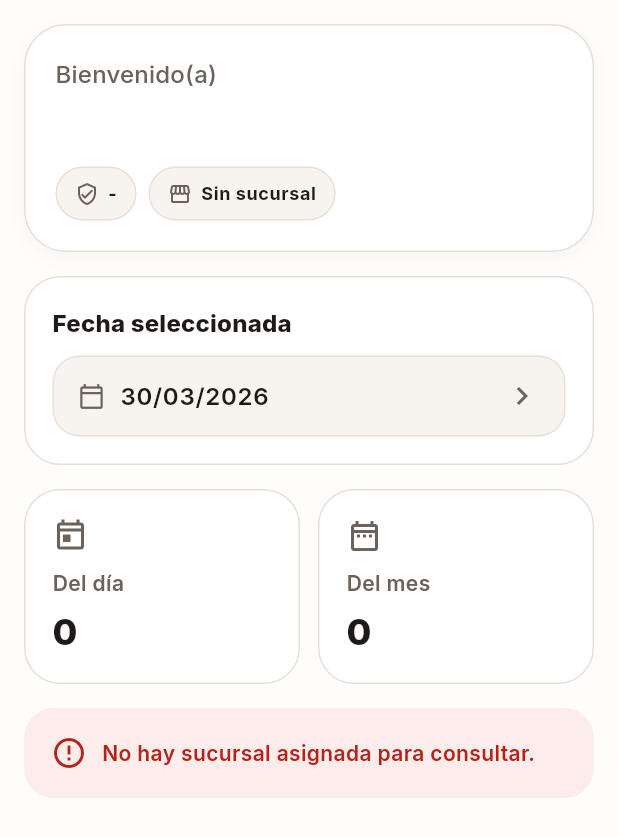
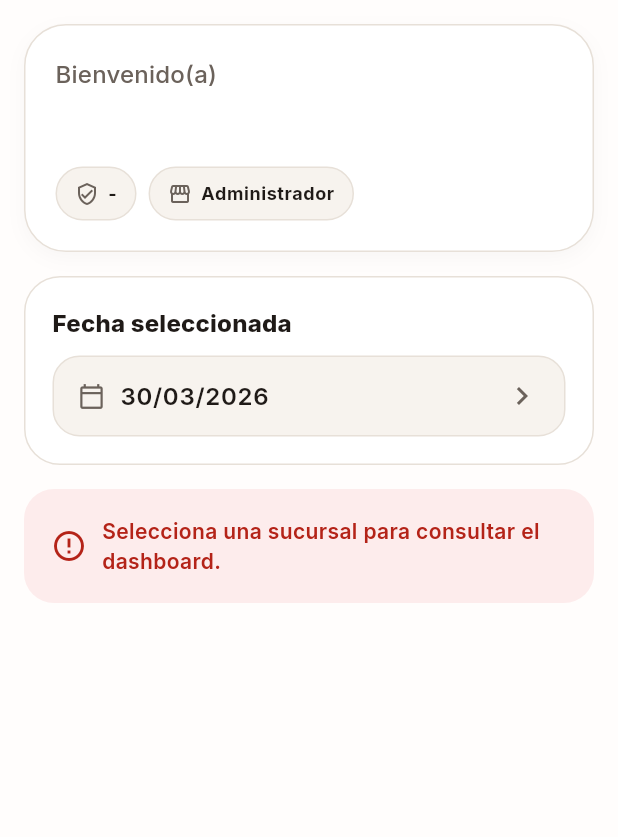
Before and after one commit to DevCraftersEnterprise/focacha-reservations-app, a Flutter app: the DashboardPage screen opened directly, on a phone screen of 412 x 824 dp. Shown: the top 837 px of the screen. Run offline on Flutter 3.47's test engine with Material 3 defaults, Android fonts, the phone set to English and light mode, and no system bars; our stand-ins replace dio, flutter_riverpod, flutter_secure_storage, go_router, google_fonts; accounts and stored records are empty; network calls fail.

Commit message:
Refactor DashboardPage and providers; add branch selection for admin users, enhance state management, and improve loading/error handling

```diff
--- a/lib/features/dashboard/presentation/pages/dashboard_page.dart
+++ b/lib/features/dashboard/presentation/pages/dashboard_page.dart
@@ -13,8 +13,11 @@
   Widget build(BuildContext context, WidgetRef ref) {
     final session = ref.watch(authProvider).value;
     final user = session?.user;
+    final isAdmin = session?.isAdmin == true;
+    final selectedDate = ref.watch(dashboardSelectedDateProvider);
+    final selectedBranchId = ref.watch(dashboardSelectedBranchIdProvider);
 
-    final selectedDate = ref.watch(dashboardSelectedDateProvider);
+    final branchesState = ref.watch(dashboardBranchesProvider);
     final summaryState = ref.watch(dashboardSummaryProvider);
     final detailState = ref.watch(dashboardDayDetailProvider);
 
@@ -23,6 +26,7 @@
       body: SafeArea(
         child: RefreshIndicator(
           onRefresh: () async {
+            ref.invalidate(dashboardBranchesProvider);
             ref.invalidate(dashboardSummaryProvider);
             ref.invalidate(dashboardDayDetailProvider);
           },
@@ -73,14 +77,57 @@
                         ),
                         _Badge(
                           icon: Icons.storefront_outlined,
-                          label: user?.branch?.name ?? 'Sin sucursal',
+                          label: user?.branch?.name ?? 'Administrador',
                         ),
                       ],
                     ),
                   ],
                 ),
               ),
+
               const SizedBox(height: 16),
+
+              if (isAdmin)
+                branchesState.when(
+                  loading: () =>
+                      const _LoadingCard(message: 'Cargando sucursales...'),
+                  error: (_, _) => const _ErrorCard(
+                    message: 'No se pudieron cargar las sucursales.',
+                  ),
+                  data: (branches) {
+                    return Container(
+                      padding: const EdgeInsets.all(18),
+                      decoration: BoxDecoration(
+                        color: Colors.white,
+                        borderRadius: BorderRadius.circular(24),
+                        border: Border.all(color: AppColors.border),
+                      ),
+                      child: DropdownButtonFormField<String>(
+                        initialValue: selectedBranchId,
+                        decoration: const InputDecoration(
+                          labelText: 'Sucursal',
+                          prefixIcon: Icon(Icons.storefront_outlined),
+                        ),
+                        items: branches
+                            .map(
+                              (branch) => DropdownMenuItem<String>(
+                                value: branch.id,
+                                child: Text(branch.name),
+                              ),
+                            )
+                            .toList(),
+                        onChanged: (value) {
+                          ref
+                              .read(dashboardSelectedBranchIdProvider.notifier)
+                              .updateBranchId(value);
+                        },
+                      ),
+                    );
+                  },
+                ),
+
+              if (isAdmin) const SizedBox(height: 16),
+
               Container(
                 padding: const EdgeInsets.all(18),
                 decoration: BoxDecoration(
@@ -161,7 +208,15 @@
                   ],
                 ),
               ),
+
               const SizedBox(height: 16),
+
+              if (selectedBranchId == null || selectedBranchId.isEmpty)
+                const _ErrorCard(
+                  message:
+                      'Selecciona una sucursal para consultar el dashboard.',
+                )
+              else ...[
                 summaryState.when(
                   loading: () => const _SummaryLoading(),
                   error: (_, _) => const _ErrorCard(
@@ -200,7 +255,9 @@
                     );
                   },
                 ),
+
                 const SizedBox(height: 16),
+
                 detailState.when(
                   loading: () => const _DetailLoading(),
                   error: (_, _) => const _ErrorCard(
@@ -209,7 +266,7 @@
                   data: (detail) {
                     if (detail == null) {
                       return const _ErrorCard(
-                      message: 'No hay sucursal asignada para consultar.',
+                        message: 'No se encontró información para la consulta.',
                       );
                     }
 
@@ -275,6 +332,7 @@
                     );
                   },
                 ),
+              ],
             ],
           ),
         ),
@@ -626,6 +684,36 @@
   }
 }
 
+class _LoadingCard extends StatelessWidget {
+  const _LoadingCard({required this.message});
+
+  final String message;
+
+  @override
+  Widget build(BuildContext context) {
+    return Container(
+      padding: const EdgeInsets.all(18),
+      decoration: BoxDecoration(
+        color: Colors.white,
+        borderRadius: BorderRadius.circular(24),
+        border: Border.all(color: AppColors.border),
+      ),
+      child: Column(
+        children: [
+          const LinearProgressIndicator(),
+          const SizedBox(height: 12),
+          Text(
+            message,
+            style: Theme.of(
+              context,
+            ).textTheme.bodyMedium?.copyWith(color: AppColors.textSecondary),
+          ),
+        ],
+      ),
+    );
+  }
+}
+
 class _ErrorCard extends StatelessWidget {
   const _ErrorCard({required this.message});
 
--- a/lib/features/dashboard/presentation/providers/dashboard_provider.dart
+++ b/lib/features/dashboard/presentation/providers/dashboard_provider.dart
@@ -1,12 +1,19 @@
 import 'package:flutter_riverpod/flutter_riverpod.dart';
 
 import '../../../auth/presentation/providers/auth_provider.dart';
+import '../../../reservations/data/models/branch_model.dart';
+import '../../../reservations/data/service/branches_service.dart';
 import '../../data/models/dashboard_models.dart';
 import '../../data/services/dashboard_service.dart';
 
 final dashboardServiceProvider = Provider<DashboardService>((ref) {
   final client = ref.read(dioClientProvider);
   return DashboardService(client);
+});
+
+final dashboardBranchesServiceProvider = Provider<BranchesService>((ref) {
+  final client = ref.read(dioClientProvider);
+  return BranchesService(client);
 });
 
 class DashboardSelectedDateNotifier extends Notifier<String> {
@@ -29,20 +36,90 @@
       DashboardSelectedDateNotifier.new,
     );
 
+class DashboardSelectedBranchIdNotifier extends Notifier<String?> {
+  @override
+  String? build() {
+    final session = ref.read(authProvider).value;
+
+    if (session?.isCashier == true) {
+      return session?.user.branchId ?? session?.user.branch?.id;
+    }
+
+    return null;
+  }
+
+  void updateBranchId(String? branchId) {
+    state = branchId;
+  }
+
+  void reset() {
+    final session = ref.read(authProvider).value;
+
+    if (session?.isCashier == true) {
+      state = session?.user.branchId ?? session?.user.branch?.id;
+    } else {
+      state = null;
+    }
+  }
+}
+
+final dashboardSelectedBranchIdProvider =
+    NotifierProvider<DashboardSelectedBranchIdNotifier, String?>(
+      DashboardSelectedBranchIdNotifier.new,
+    );
+
+final dashboardBranchesProvider = FutureProvider<List<BranchModel>>((
+  ref,
+) async {
+  final session = ref.watch(authProvider).value;
+
+  if (session?.isCashier == true) {
+    final branchId = session?.user.branchId ?? session?.user.branch?.id;
+    final branchName = session?.user.branch?.name;
+
+    if (branchId != null && branchName != null) {
+      return [
+        BranchModel(
+          id: branchId,
+          name: branchName,
+          address: '',
+          phone: null,
+          isActive: true,
+        ),
+      ];
+    }
+
+    return [];
+  }
+
+  final service = ref.read(dashboardBranchesServiceProvider);
+  final branches = await service.findAll();
+  final activeBranches = branches.where((branch) => branch.isActive).toList();
+
+  final selectedBranchId = ref.read(dashboardSelectedBranchIdProvider);
+
+  if (selectedBranchId == null && activeBranches.isNotEmpty) {
+    Future.microtask(() {
+      ref
+          .read(dashboardSelectedBranchIdProvider.notifier)
+          .updateBranchId(activeBranches.first.id);
+    });
+  }
+
+  return activeBranches;
+});
+
 final dashboardSummaryProvider = FutureProvider<List<DashboardCalendarItem>>((
   ref,
 ) async {
-  final session = ref.watch(authProvider).value;
-  final date = ref.watch(dashboardSelectedDateProvider);
-
-  final branchId = session?.user.branchId ?? session?.user.branch?.id;
+  final selectedDate = ref.watch(dashboardSelectedDateProvider);
+  final branchId = ref.watch(dashboardSelectedBranchIdProvider);
 
   if (branchId == null || branchId.isEmpty) {
     return [];
   }
 
-  final parsed = DateTime.tryParse(date) ?? DateTime.now();
-
+  final parsed = DateTime.tryParse(selectedDate) ?? DateTime.now();
   final service = ref.read(dashboardServiceProvider);
 
   return service.getCalendarSummary(
@@ -55,10 +132,8 @@
 final dashboardDayDetailProvider = FutureProvider<DashboardDayDetail?>((
   ref,
 ) async {
-  final session = ref.watch(authProvider).value;
   final selectedDate = ref.watch(dashboardSelectedDateProvider);
-
-  final branchId = session?.user.branchId ?? session?.user.branch?.id;
+  final branchId = ref.watch(dashboardSelectedBranchIdProvider);
 
   if (branchId == null || branchId.isEmpty) {
     return null;
```
Lines whose indentation alone changed are shown as unchanged.
